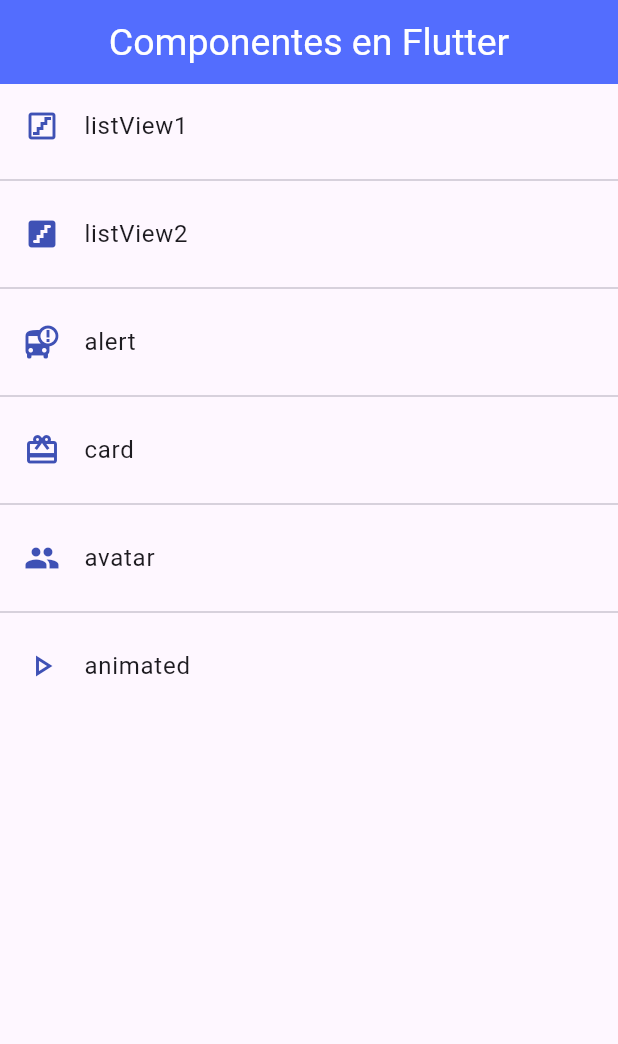
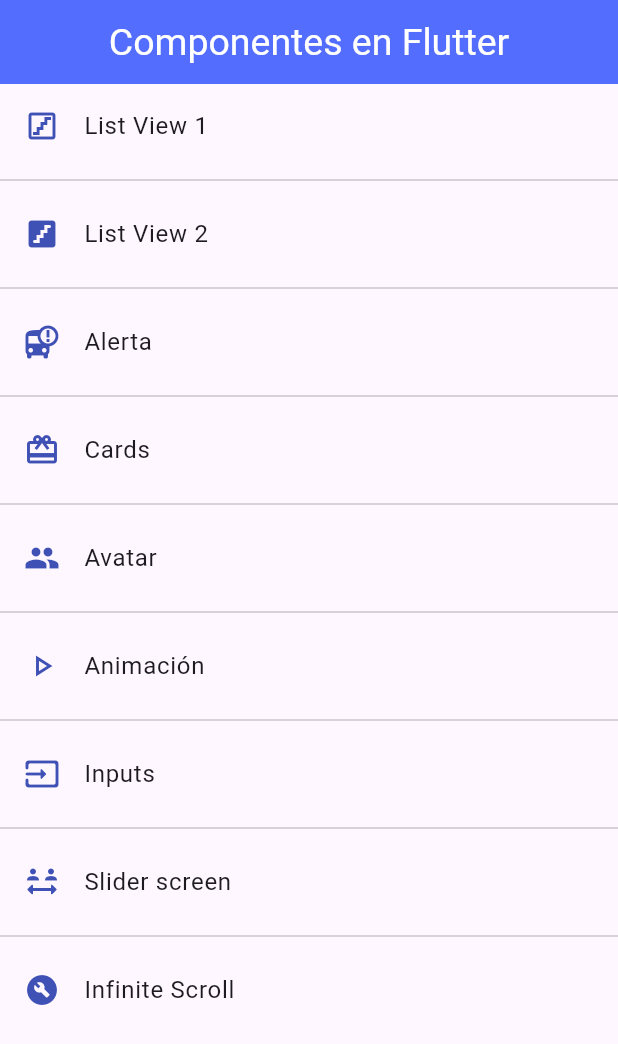
Before and after one commit to pCarboneroDev/practicasFlutter, a Flutter app: the screen it shows after launch, on a phone screen of 412 x 824 dp. Shown: the top 1044 px of the screen. Run offline on Flutter 3.47's test engine with Material 3 defaults, Android fonts, the phone set to English and light mode, and no system bars.

Commit message:
forms, sliders y scroll infinito

```diff
--- a/lib/router/app_routes.dart
+++ b/lib/router/app_routes.dart
@@ -9,12 +9,15 @@ class AppRoutes {
 
   static final menuOptions = <MenuOption>[
     //MenuOption(route: 'home', icon: Icons.home, name: 'homeScreen', screen: const HomeScreen()),
-    MenuOption(route: 'listView1', icon: Icons.stairs_outlined, name: 'listView1', screen: const ListView1Screen()),
-    MenuOption(route: 'listView2', icon: Icons.stairs_rounded, name: 'listView2', screen: const ListView2Screen()),
-    MenuOption(route: 'alert', icon: Icons.bus_alert, name: 'alert', screen: const AlertScreen()),
-    MenuOption(route: 'card', icon: Icons.card_giftcard, name: 'card', screen: const CardScreen()),
-    MenuOption(route: 'avatar', icon: Icons.people, name: 'avatar', screen: AvatarScreen()),
-    MenuOption(route: 'animated', icon: Icons.play_arrow_outlined, name: 'animated', screen: AnimatedScreen()),
+    MenuOption(route: 'listView1', icon: Icons.stairs_outlined, name: 'List View 1', screen: const ListView1Screen()),
+    MenuOption(route: 'listView2', icon: Icons.stairs_rounded, name: 'List View 2', screen: const ListView2Screen()),
+    MenuOption(route: 'alert', icon: Icons.bus_alert, name: 'Alerta', screen: const AlertScreen()),
+    MenuOption(route: 'card', icon: Icons.card_giftcard, name: 'Cards', screen: const CardScreen()),
+    MenuOption(route: 'avatar', icon: Icons.people, name: 'Avatar', screen: AvatarScreen()),
+    MenuOption(route: 'animated', icon: Icons.play_arrow_outlined, name: 'Animación', screen: AnimatedScreen()),
+    MenuOption(route: 'input', icon: Icons.input_rounded, name: 'Inputs', screen: InputsScreen()),
+    MenuOption(route: 'slider', icon: Icons.social_distance_rounded, name: 'Slider screen', screen: SliderScreen()),
+    MenuOption(route: 'listviewBuilder', icon: Icons.build_circle, name: 'Infinite Scroll', screen: ListviewBuilderScreen()),
   ];
 
   static Map<String, Widget Function(BuildContext)> getAppRoutes(){
--- a/lib/screens/avatar_screen.dart
+++ b/lib/screens/avatar_screen.dart
@@ -2,7 +2,7 @@ import 'package:flutter/material.dart';
 
 class AvatarScreen extends StatelessWidget {
 
-  const AvatarScreen({Key? key}) : super(key: key);
+  const AvatarScreen({super.key});
 
   @override
   Widget build(BuildContext context) {
--- a/lib/screens/card_screen.dart
+++ b/lib/screens/card_screen.dart
@@ -15,7 +15,7 @@ class CardScreen extends StatelessWidget {
       body: ListView(
         padding: const EdgeInsets.symmetric( horizontal: 20, vertical: 10),
         children: const [
-          customCardType1(),
+          CustomCardType1(),
           SizedBox(height: 20,),
           CustomCardType2(imageUrl: 'https://static1.srcdn.com/wordpress/wp-content/uploads/2021/10/Elder-Scrolls-What-Was-Tamriel-Like-Before-The-Empire-ESO-settlement-in-the-sunset.jpg',
           description: 'Paisaje de Tamriel'),
--- a/lib/screens/home_screen.dart
+++ b/lib/screens/home_screen.dart
@@ -4,7 +4,7 @@ import 'package:practicas_flutter/themes/app_theme.dart';
 
 class HomeScreen extends StatelessWidget {
 
-  const HomeScreen({Key? key}) : super(key: key);
+  const HomeScreen({super.key});
 
   @override
   Widget build(BuildContext context) {
@@ -15,7 +15,7 @@ class HomeScreen extends StatelessWidget {
       body: ListView.separated(
         itemBuilder: (context, index) =>
         ListTile(
-          leading: Icon(AppRoutes.menuOptions[index].icon, color: AppTheme.iconColorLight),
+          leading: Icon(AppRoutes.menuOptions[index].icon, color: AppTheme.primaryColor2),
           title: Text(AppRoutes.menuOptions[index].name),
           onTap: () {
             Navigator.pushNamed(context, AppRoutes.menuOptions[index].route);
--- a/lib/screens/listview1_screen.dart
+++ b/lib/screens/listview1_screen.dart
@@ -4,7 +4,7 @@ class ListView1Screen extends StatelessWidget {
 
   final options = const ['Bayonetta', 'TES V: Skyrim', 'TES IV: Oblivion', 'TES III: Morrowind'];
 
-  const ListView1Screen({Key? key}) : super(key: key);
+  const ListView1Screen({super.key});
 
   @override
   Widget build(BuildContext context) {
--- a/lib/screens/listview2_screen.dart
+++ b/lib/screens/listview2_screen.dart
@@ -17,8 +17,8 @@ class ListView2Screen extends StatelessWidget {
       body: ListView.separated(
         itemBuilder: (context, index) => ListTile(
           title: Text(options[index]),
-          leading: Icon(Icons.gamepad, color: AppTheme.iconColorLight),
-          trailing: Icon(Icons.arrow_forward_ios_outlined, color: AppTheme.iconColorLight),
+          leading: Icon(Icons.gamepad, color: AppTheme.primaryColor2),
+          trailing: Icon(Icons.arrow_forward_ios_outlined, color: AppTheme.primaryColor2),
           onTap: () {
             print(options[index]);
           },
--- a/lib/screens/screens.dart
+++ b/lib/screens/screens.dart
@@ -1,3 +1,9 @@
+export 'package:practicas_flutter/screens/listview_builder_screen.dart';
+
+export 'package:practicas_flutter/screens/slider_screen.dart';
+
+export 'package:practicas_flutter/screens/inputs_screen.dart';
+
 export 'package:practicas_flutter/screens/animated_screen.dart';
 
 export 'package:practicas_flutter/screens/avatar_screen.dart';
--- a/lib/themes/app_theme.dart
+++ b/lib/themes/app_theme.dart
@@ -2,7 +2,7 @@ import 'package:flutter/material.dart';
 
 class AppTheme {
   static const Color primaryColorLight = Colors.indigoAccent;
-  static const Color iconColorLight = Colors.indigo;
+  static const Color primaryColor2 = Colors.indigo;
   static final ThemeData lightTheme = ThemeData.light().copyWith(
         primaryColor: primaryColorLight,
 
@@ -31,6 +31,28 @@ class AppTheme {
             foregroundColor: Colors.white,
             backgroundColor: primaryColorLight
           ),
+        ),
+
+
+        inputDecorationTheme: const InputDecorationTheme(
+          floatingLabelStyle: TextStyle(color: primaryColor2),
+          enabledBorder: OutlineInputBorder(
+            borderSide: BorderSide(
+              color: primaryColor2,
+            ),
+            borderRadius: BorderRadius.only(bottomLeft: Radius.circular(10), topRight: Radius.circular(10))
+          ),
+
+          focusedBorder: OutlineInputBorder(
+            borderSide: BorderSide(
+              color: primaryColor2,
+            ),
+            borderRadius: BorderRadius.only(bottomLeft: Radius.circular(10), topRight: Radius.circular(10))
+          ),
+
+          border: OutlineInputBorder(
+            borderRadius: BorderRadius.only(bottomLeft: Radius.circular(10), topRight: Radius.circular(10))
+          )
         )
       );
 }
--- a/lib/widgets/custom_card_type_1.dart
+++ b/lib/widgets/custom_card_type_1.dart
@@ -1,8 +1,8 @@
 import 'package:flutter/material.dart';
 import 'package:practicas_flutter/themes/app_theme.dart';
 
-class customCardType1 extends StatelessWidget {
-  const customCardType1({
+class CustomCardType1 extends StatelessWidget {
+  const CustomCardType1({
     super.key,
   });
 
@@ -12,7 +12,7 @@ class customCardType1 extends StatelessWidget {
       child: Column(
         children: [
           ListTile(
-            leading: Icon(Icons.photo_album_outlined, color: AppTheme.iconColorLight,),
+            leading: Icon(Icons.photo_album_outlined, color: AppTheme.primaryColor2,),
             title: Text('TITULASOOOO'),
             subtitle: Text('Lorem Ipsum is simply dummy text of the printing and typesetting industry. Lorem Ipsum has been the industrys standard dummy text ever since the 1500s, when an unknown printer took a galley of type and scrambled it to make a type specimen book.'),
           ),
--- a/lib/widgets/widgets.dart
+++ b/lib/widgets/widgets.dart
@@ -1,2 +1,4 @@
+export 'package:practicas_flutter/widgets/custom_input_field.dart';
+
 export 'package:practicas_flutter/widgets/custom_card_type2.dart';
 export 'package:practicas_flutter/widgets/custom_card_type_1.dart';
```
Also changed, not shown: lib/screens/inputs_screen.dart (added, +104 -0 lines), lib/screens/listview_builder_screen.dart (added, +138 -0 lines), lib/screens/slider_screen.dart (added, +90 -0 lines), lib/widgets/custom_input_field.dart (added, +58 -0 lines).
